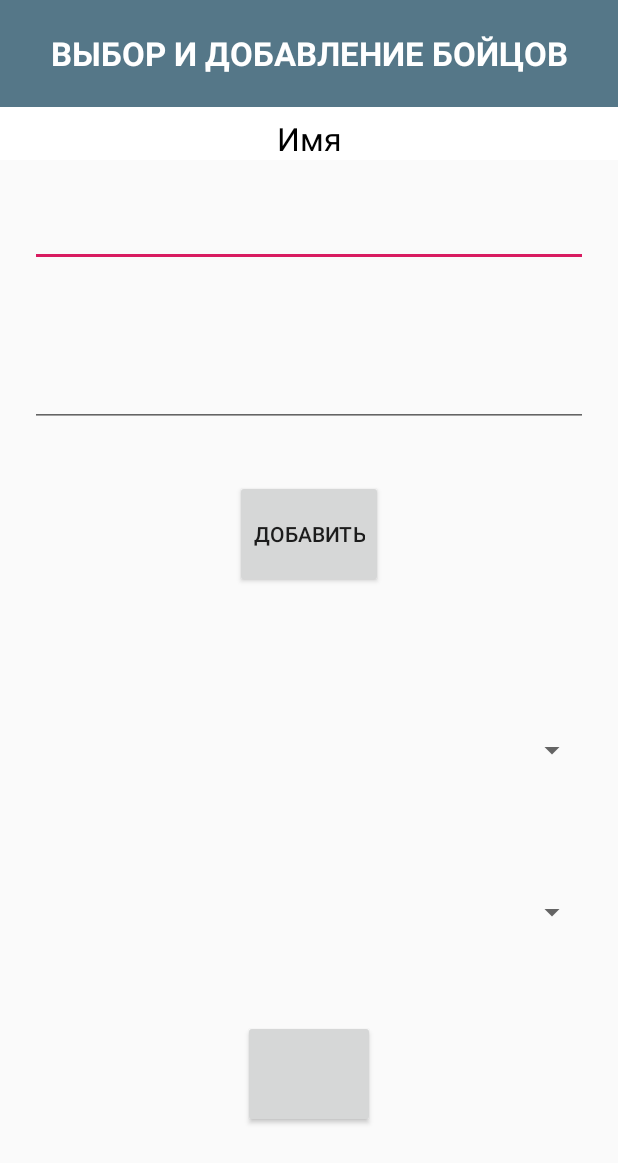
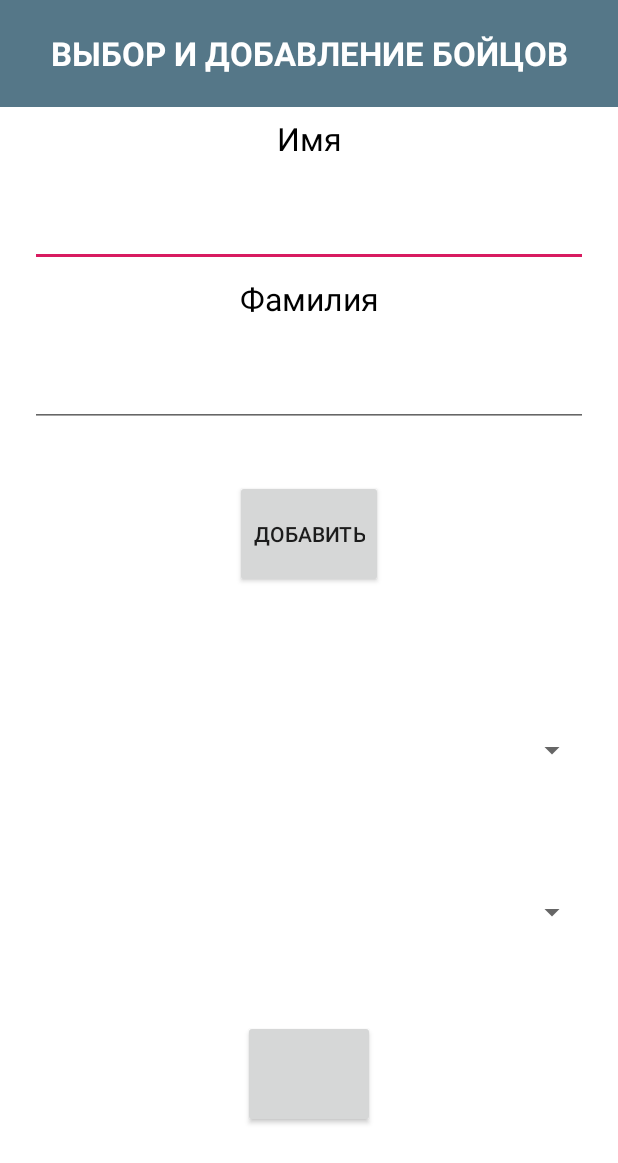
Before and after one commit to OblivionBun/FreeFightJudge, an Android app: the PreFightActivity screen opened directly, with no data from a screen before it, on a phone screen of 412 x 824 dp. Shown: the top 1163 px of the screen. Run offline under Robolectric (Android 15) with nearby library versions, the phone set to English and light mode, and no system bars.

Commit message:
Interim changes

```diff
--- a/app/src/main/java/com/example/freefightjudge/SimpleDbTable.java
+++ b/app/src/main/java/com/example/freefightjudge/SimpleDbTable.java
@@ -37,7 +37,6 @@ public class SimpleDbTable extends AppCompatActivity {
 
             for (int i = 0; i < data.length; i++) {
                 for (int j = 0; j < data[0].length; j++) {
-                    System.out.println(data[0].length);
                     textViews[i][j].setText(data[i][j]);
                 }
             }
--- a/app/src/main/java/com/example/freefightjudge/data/UserInfoDbHelper.java
+++ b/app/src/main/java/com/example/freefightjudge/data/UserInfoDbHelper.java
@@ -24,6 +24,7 @@ public class UserInfoDbHelper extends SQLiteOpenHelper {
 
     public UserInfoDbHelper(Context context) {
         super(context, DATABASE_NAME, null, DATABASE_VERSION);
+        this.context = context;
     }
 
     @Override
@@ -34,7 +35,7 @@ public class UserInfoDbHelper extends SQLiteOpenHelper {
                 + UsersContract.UserInfo.COLUMN_LASTNAME + " TEXT NOT NULL, "
                 + UsersContract.UserInfo.COLUMN_DATEREGISTER + " TEXT NOT NULL, "
                 + UsersContract.UserInfo.COLUMN_RANK + " INTEGER NOT NULL DEFAULT 1, "
-                + UsersContract.UserInfo.COLUMN_SCORE + " INTEGER NOT NULL DEFAULT 0) ;";
+                + UsersContract.UserInfo.COLUMN_SCORE + " INTEGER NOT NULL DEFAULT 0);";
 
         sqLiteDatabase.execSQL(SQL_CREATE_USERINFO_TABLE);
     }
@@ -45,9 +46,6 @@ public class UserInfoDbHelper extends SQLiteOpenHelper {
     }
 
     public void addNewUser(String firstName, String lastName) {
-
-        System.out.println("Сработал аддНьюЮзер");
-
         Calendar calendar = Calendar.getInstance();
         DateFormat dateFormat = new SimpleDateFormat("yyyy-MM-dd HH:mm");
         String date = dateFormat.format(calendar.getTime());
--- a/app/src/main/res/layout/activity_fight.xml
+++ b/app/src/main/res/layout/activity_fight.xml
@@ -5,6 +5,8 @@
         xmlns:app="http://schemas.android.com/apk/res-auto"
         android:layout_width="match_parent"
         android:layout_height="match_parent"
-        tools:context=".FightActivity">
+        tools:context=".FightActivity"
+        style="@style/AppColor"
+>
 
 </androidx.constraintlayout.widget.ConstraintLayout>
--- a/app/src/main/res/layout/activity_main.xml
+++ b/app/src/main/res/layout/activity_main.xml
@@ -6,8 +6,9 @@
         android:layout_width="match_parent"
         android:layout_height="match_parent"
         android:orientation="vertical"
-        android:background="@color/colorWhite"
-        tools:context=".MainActivity">
+        tools:context=".MainActivity"
+        style="@style/AppColor"
+>
 
     <RelativeLayout
             android:layout_width="match_parent"
--- a/app/src/main/res/layout/activity_pre_fight.xml
+++ b/app/src/main/res/layout/activity_pre_fight.xml
@@ -6,7 +6,9 @@
         android:layout_width="match_parent"
         android:layout_height="match_parent"
         android:orientation="vertical"
-        tools:context=".PreFightActivity">
+        tools:context=".PreFightActivity"
+        style="@style/AppColor"
+>
 
     <TextView android:layout_width="match_parent"
               android:layout_height="0dp"
@@ -32,9 +34,13 @@
               android:layout_weight="1"
               />
 
-    <Space android:layout_width="match_parent"
-           android:layout_height="0dp"
-           android:layout_weight="0.5"/>
+    <TextView android:layout_width="match_parent"
+              android:layout_height="0dp"
+              android:layout_weight="0.5"
+              android:text="@string/last_name"
+              style="@style/BigText"
+              android:gravity="bottom|center_horizontal"
+    />
 
     <EditText android:id="@+id/pre_fight_edt_txt_new_user_last_name"
               android:layout_width="match_parent"
--- a/app/src/main/res/layout/activity_simple_db_table.xml
+++ b/app/src/main/res/layout/activity_simple_db_table.xml
@@ -3,6 +3,7 @@
         xmlns:android="http://schemas.android.com/apk/res/android"
         android:layout_width="match_parent"
         android:layout_height="match_parent"
+        style="@style/AppColor"
 >
     <TableLayout
             android:id="@+id/simple_db_table_tbl_lout_db_info"
--- a/app/src/main/res/values/styles.xml
+++ b/app/src/main/res/values/styles.xml
@@ -1,7 +1,4 @@
 <resources>
-
-
-
     <style name="AppTheme" parent="Theme.AppCompat.Light.NoActionBar">
         <item name="colorPrimary">@color/colorPrimary</item>
         <item name="colorPrimaryDark">@color/colorPrimaryDark</item>
@@ -33,4 +30,8 @@
         <item name="android:layout_height">1dp</item>
         <item name="android:background">@color/colorBlack</item>
     </style>
+
+    <style name="AppColor">
+        <item name="android:background">@color/colorWhite</item>
+    </style>
 </resources>
```
